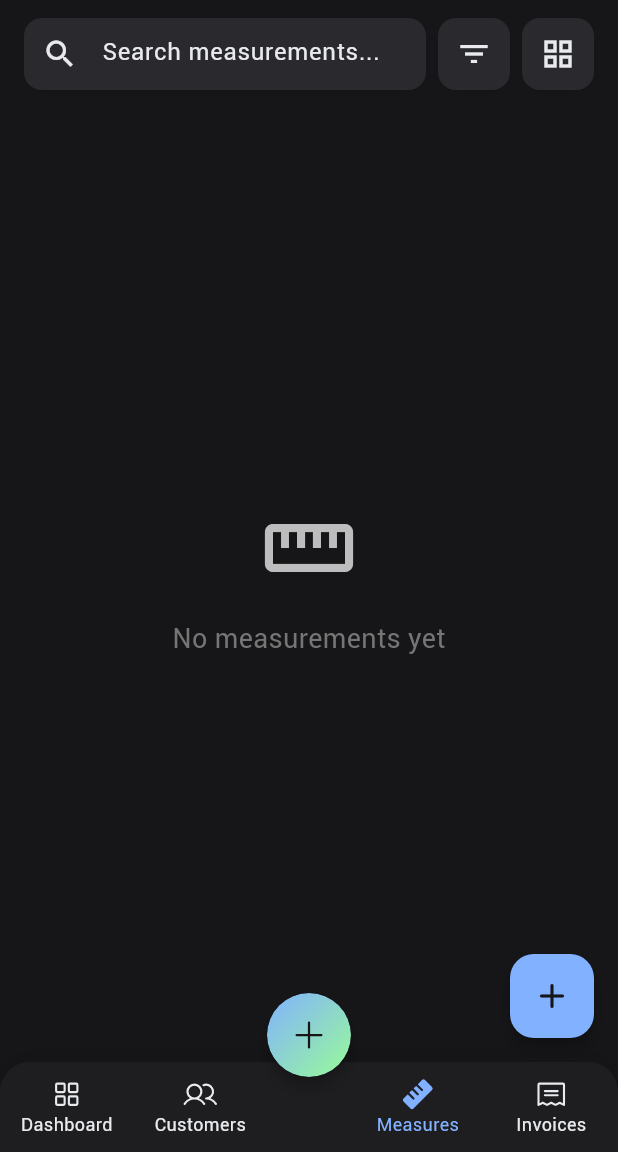
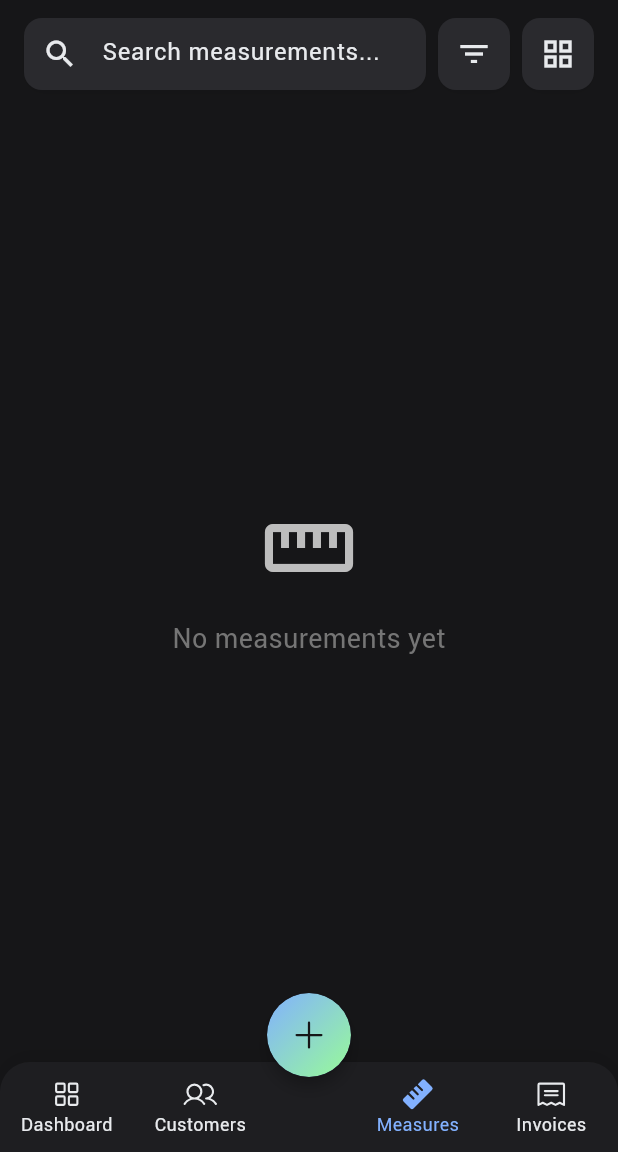
Before and after one commit to tn5052/tailor-managment-supabase, a Flutter app: the screen it shows after launch, after a tap on "Customers", after a tap on "Measures", on a phone screen of 412 x 824 dp, the part 84-1236 px from its top. Run offline on Flutter 3.47's test engine with Material 3 defaults, Android fonts, the phone set to English and light mode, and no system bars; our stand-ins replace flutter_animate, pdf, phosphor_flutter, share_plus, shared_preferences, supabase_flutter and 1 more; missing offline and left inert: pdfx; accounts and stored records are empty.

Commit message:
Button Done

```diff
--- a/lib/screens/customer_screen.dart
+++ b/lib/screens/customer_screen.dart
@@ -193,11 +193,13 @@ class _CustomerListScreenState extends State<CustomerListScreen> {
           ],
         ),
       ),
-      floatingActionButton: FloatingActionButton.extended(
-        onPressed: () => _showAddCustomerDialog(context),
-        label: const Text('Add Customer'),
-        icon: const Icon(Icons.add),
-      ),
+      floatingActionButton: isDesktop
+        ? FloatingActionButton.extended(
+            onPressed: () => _showAddCustomerDialog(context),
+            label: const Text('Add Customer'),
+            icon: const Icon(Icons.add),
+          )
+        : null,
     );
   }
 
--- a/lib/screens/measurement_screen.dart
+++ b/lib/screens/measurement_screen.dart
@@ -157,19 +157,8 @@ class _MeasurementListScreenState extends State<MeasurementListScreen> {
           ],
         ),
       ),
-      floatingActionButton: !isDesktop ? FloatingActionButton(
-        onPressed: _showAddMeasurementDialog,
-        elevation: 4,
-        backgroundColor: theme.colorScheme.primary,
-        shape: RoundedRectangleBorder(
-          borderRadius: BorderRadius.circular(16),
-        ),
-        child: Icon(
-          Icons.add_rounded,
-          color: theme.colorScheme.onPrimary,
-          size: 28,
-        ),
-      ) : FloatingActionButton.extended(
+      floatingActionButton: isDesktop
+        ? FloatingActionButton.extended(
             onPressed: _showAddMeasurementDialog,
             elevation: 4,
             backgroundColor: theme.colorScheme.primary,
@@ -188,7 +177,8 @@ class _MeasurementListScreenState extends State<MeasurementListScreen> {
               color: theme.colorScheme.onPrimary,
               size: 24,
             ),
-      ),
+          )
+        : null,
     );
   }
 }
```
Also changed, not shown: lib/screens/complaints_screen.dart (+6 -4 lines), lib/screens/invoice_screen.dart (+7 -8 lines). Lines whose indentation alone changed are shown as unchanged.
